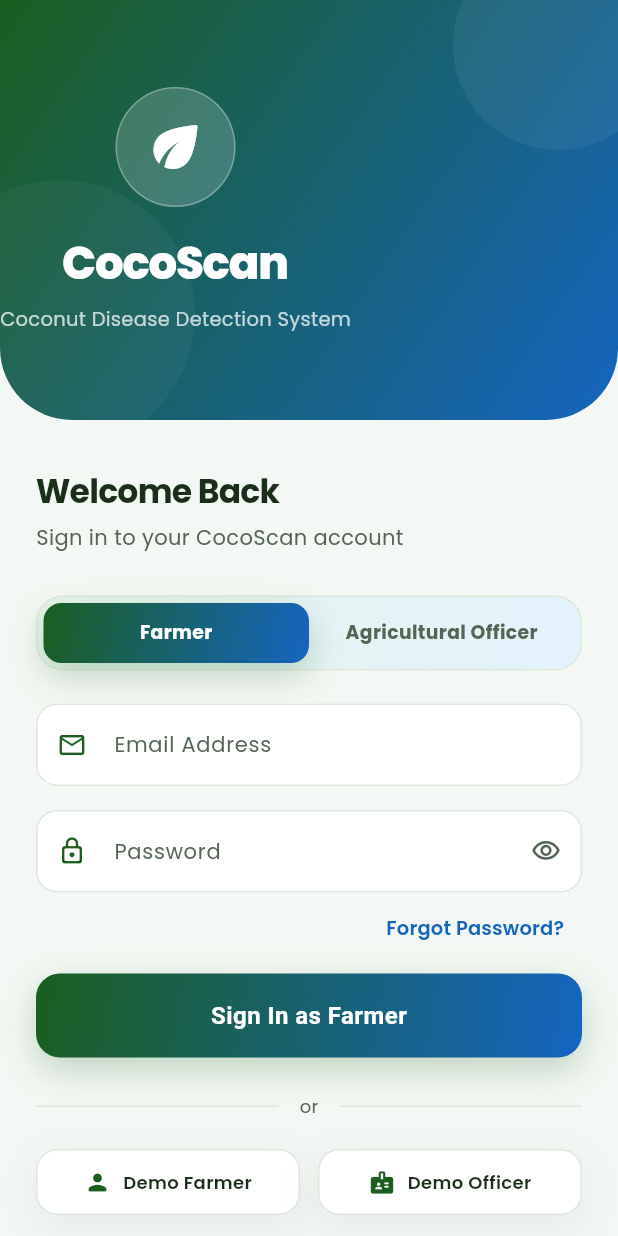
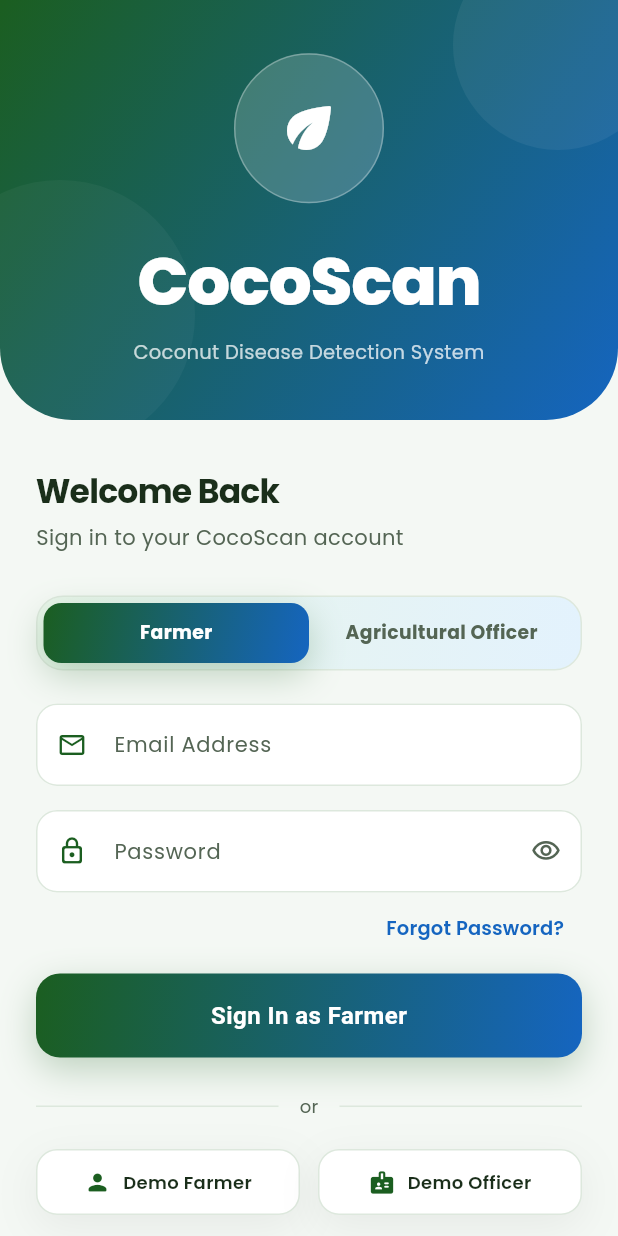
Before and after one commit to jiltone/Cocoscan_App, a Flutter app: the LoginScreen screen opened directly, on a phone screen of 412 x 824 dp. Run offline on Flutter 3.47's test engine with Material 3 defaults, Android fonts, the phone set to English and light mode, and no system bars; our stand-ins replace google_fonts, shared_preferences; accounts and stored records are empty.

Commit message:
fimplement analytics, home, and login screens for the application

```diff
--- a/lib/screens/analytics_screen.dart
+++ b/lib/screens/analytics_screen.dart
@@ -32,6 +32,9 @@ class _AnalyticsScreenState extends State<AnalyticsScreen>
         ],
         bottom: TabBar(
           controller: _tab,
+          indicatorColor: Colors.grey,
+          labelColor: Colors.grey,
+          unselectedLabelColor: Colors.white,
           tabs: const [
             Tab(text: 'Overview'),
             Tab(text: 'Diseases'),
--- a/lib/screens/login_screen.dart
+++ b/lib/screens/login_screen.dart
@@ -73,12 +73,15 @@ class _LoginScreenState extends State<LoginScreen>
                         color: Colors.white.withOpacity(0.04)))),
 
                   SafeArea(
+                    child: SizedBox(
+                      width: double.infinity,
                       child: Column(
                         mainAxisAlignment: MainAxisAlignment.center,
+                        crossAxisAlignment: CrossAxisAlignment.center,
                         children: [
                           // Logo
                           Container(
-                          width: 80, height: 80,
+                            width: 100, height: 100,
                             decoration: BoxDecoration(
                               color: Colors.white.withOpacity(0.18),
                               shape: BoxShape.circle,
@@ -86,16 +89,21 @@ class _LoginScreenState extends State<LoginScreen>
                             ),
                             child: const Icon(Icons.eco_rounded, size: 44, color: Colors.white),
                           ),
-                        const SizedBox(height: 16),
-                        const Text('CocoScan', style: TextStyle(
-                          fontSize: 30, fontWeight: FontWeight.w800,
+                          const SizedBox(height: 20),
+                          const Text('CocoScan',
+                            textAlign: TextAlign.center,
+                            style: TextStyle(
+                              fontSize: 45, fontWeight: FontWeight.w800,
                               color: Colors.white, letterSpacing: -0.8,
-                        )),
+                            ),
+                          ),
                           const SizedBox(height: 6),
                           Text('Coconut Disease Detection System',
+                            textAlign: TextAlign.center,
                             style: TextStyle(fontSize: 13, color: Colors.white.withOpacity(0.75),
                                 letterSpacing: 0.2)),
                         ],
+                      ),
                     ),
                   ),
                 ],
```
Also changed, not shown: lib/screens/home_screen.dart (+7 -5 lines). Lines whose indentation alone changed are shown as unchanged.
